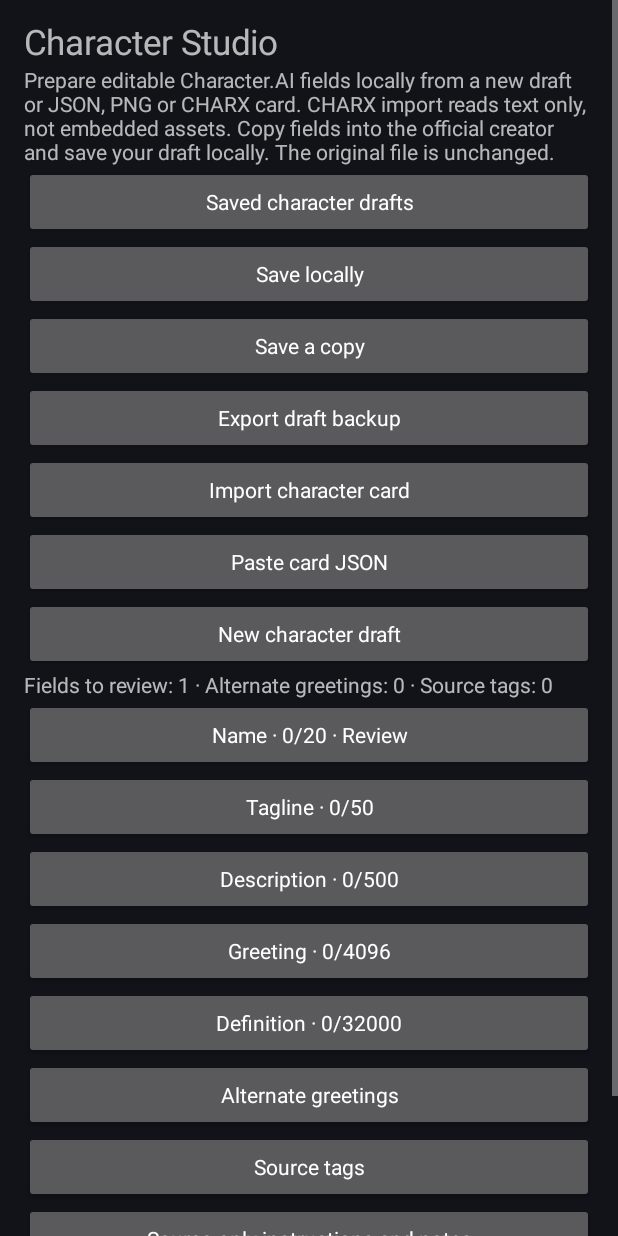
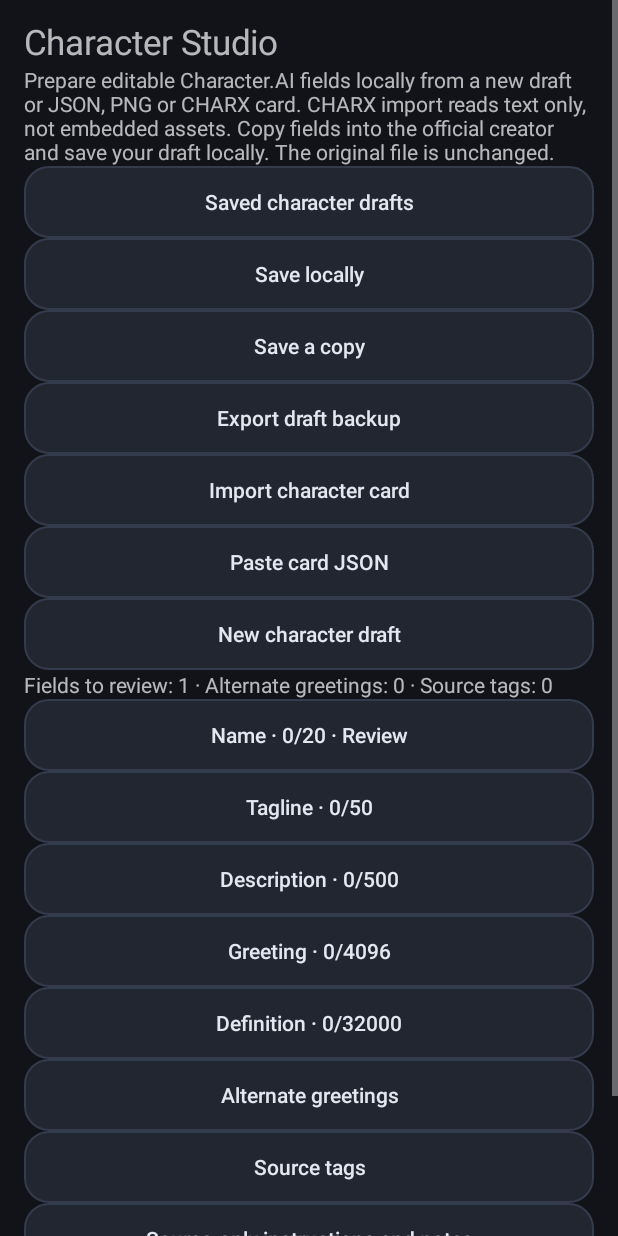
Before and after one commit to ProhorovIlja/Character-Companion, an Android app: the CharacterDraftActivity screen opened directly, with no data from a screen before it, on a phone screen of 412 x 824 dp. Run offline under Robolectric (Android 15) with nearby library versions, the phone set to English and light mode, and no system bars; pictures from the network do not load.

Commit message:
feat(android): unify AMOLED Material-inspired controls and licensed rounded vector assets

```diff
--- a/app/src/main/java/dev/caicompanion/app/BrowserSessionActivity.kt
+++ b/app/src/main/java/dev/caicompanion/app/BrowserSessionActivity.kt
@@ -51,7 +51,7 @@ class BrowserSessionActivity : Activity() {
     private val settingsBackup = SettingsBackup(this)
     private lateinit var store: SettingsStore
     private var destination = BrowserSessionPolicy.HOME
-    private val fg = Color.rgb(228, 231, 240)
+    private val fg get() = ShellAppearance.color(this, R.attr.shellText)
     private val bg get() = ShellAppearance.color(this, R.attr.shellBackground)
 
     override fun onCreate(savedInstanceState: Bundle?) {
--- /dev/null
+++ b/app/src/main/res/color/shell_control_text.xml
@@ -0,0 +1,5 @@
+<?xml version="1.0" encoding="utf-8"?>
+<selector xmlns:android="http://schemas.android.com/apk/res/android">
+    <item android:state_enabled="false" android:color="?attr/shellDisabledText" />
+    <item android:color="?attr/shellText" />
+</selector>
--- a/app/src/main/res/drawable/accent_background.xml
+++ b/app/src/main/res/drawable/accent_background.xml
@@ -1,5 +1,5 @@
 <?xml version="1.0" encoding="utf-8"?>
 <shape xmlns:android="http://schemas.android.com/apk/res/android" android:shape="rectangle">
-    <gradient android:startColor="#A8B8FF" android:endColor="#8798E1" android:angle="0" />
-    <corners android:radius="14dp"/>
+    <solid android:color="?attr/shellAccent" />
+    <corners android:radius="16dp" />
 </shape>
--- a/app/src/main/res/drawable/panel_background.xml
+++ b/app/src/main/res/drawable/panel_background.xml
@@ -1,6 +1,6 @@
 <?xml version="1.0" encoding="utf-8"?>
 <shape xmlns:android="http://schemas.android.com/apk/res/android" android:shape="rectangle">
-    <solid android:color="#191C25"/>
+    <solid android:color="?attr/shellPanel"/>
     <corners android:radius="20dp"/>
-    <stroke android:width="1dp" android:color="#343B4D"/>
+    <stroke android:width="1dp" android:color="?attr/shellOutline"/>
 </shape>
--- a/app/src/main/res/drawable/pill_background.xml
+++ b/app/src/main/res/drawable/pill_background.xml
@@ -1,5 +1,5 @@
 <?xml version="1.0" encoding="utf-8"?>
 <shape xmlns:android="http://schemas.android.com/apk/res/android" android:shape="rectangle">
-    <solid android:color="#252A36"/>
+    <solid android:color="?attr/shellAction"/>
     <corners android:radius="14dp"/>
 </shape>
--- a/app/src/main/res/drawable/settings_action.xml
+++ b/app/src/main/res/drawable/settings_action.xml
@@ -1,11 +1,28 @@
 <?xml version="1.0" encoding="utf-8"?>
-<ripple xmlns:android="http://schemas.android.com/apk/res/android" android:color="#334B587D">
+<ripple xmlns:android="http://schemas.android.com/apk/res/android" android:color="?attr/shellRipple">
     <item>
-        <shape android:shape="rectangle">
-            <solid android:color="?attr/shellAction" />
-            <stroke android:width="1dp" android:color="?attr/shellOutline" />
-            <corners android:radius="13dp" />
-            <padding android:left="12dp" android:top="8dp" android:right="12dp" android:bottom="8dp" />
-        </shape>
+        <selector>
+            <item android:state_enabled="false">
+                <shape android:shape="rectangle">
+                    <solid android:color="?attr/shellDisabledAction" />
+                    <stroke android:width="1dp" android:color="?attr/shellOutline" />
+                    <corners android:radius="16dp" />
+                </shape>
+            </item>
+            <item android:state_focused="true">
+                <shape android:shape="rectangle">
+                    <solid android:color="?attr/shellAction" />
+                    <stroke android:width="2dp" android:color="?attr/shellAccent" />
+                    <corners android:radius="16dp" />
+                </shape>
+            </item>
+            <item>
+                <shape android:shape="rectangle">
+                    <solid android:color="?attr/shellAction" />
+                    <stroke android:width="1dp" android:color="?attr/shellOutline" />
+                    <corners android:radius="16dp" />
+                </shape>
+            </item>
+        </selector>
     </item>
 </ripple>
--- a/app/src/main/res/values/styles.xml
+++ b/app/src/main/res/values/styles.xml
@@ -1,8 +1,19 @@
 <?xml version="1.0" encoding="utf-8"?>
 <resources>
     <style name="AppTheme" parent="android:style/Theme.Material.NoActionBar">
-        <item name="android:fontFamily">sans</item>
+        <item name="android:fontFamily">sans-serif</item>
         <item name="android:colorAccent">#A8B8FF</item>
+        <item name="android:colorBackground">#111319</item>
+        <item name="android:colorBackgroundFloating">#191C25</item>
+        <item name="android:colorControlHighlight">#33A8B8FF</item>
+        <item name="android:buttonStyle">@style/CompanionButton</item>
+        <item name="shellText">#E4E7F0</item>
+        <item name="shellMuted">#ABB2C3</item>
+        <item name="shellAccent">#A8B8FF</item>
+        <item name="shellRipple">#33A8B8FF</item>
+        <item name="shellDisabledText">#818899</item>
+        <item name="shellDisabledAction">#191C25</item>
+        <item name="shellOnAccent">#10172B</item>
         <item name="android:windowLightStatusBar">false</item>
         <item name="android:statusBarColor">#14161D</item>
         <item name="android:navigationBarColor">#14161D</item>
@@ -19,19 +30,36 @@
         <item name="android:statusBarColor">#000000</item>
         <item name="android:navigationBarColor">#000000</item>
         <item name="android:colorBackground">#000000</item>
+        <item name="android:colorBackgroundFloating">#0D0D0D</item>
+        <item name="shellDisabledAction">#0D0D0D</item>
         <item name="shellBackground">#000000</item>
         <item name="shellChrome">#000000</item>
         <item name="shellPanel">#0D0D0D</item>
         <item name="shellAction">#141414</item>
         <item name="shellOutline">#383838</item>
     </style>
+    <style name="CompanionButton" parent="android:style/Widget.Material.Button">
+        <item name="android:background">@drawable/settings_action</item>
+        <item name="android:backgroundTint">@null</item>
+        <item name="android:stateListAnimator">@null</item>
+        <item name="android:minHeight">48dp</item>
+        <item name="android:minWidth">48dp</item>
+        <item name="android:paddingStart">16dp</item>
+        <item name="android:paddingEnd">16dp</item>
+        <item name="android:paddingTop">10dp</item>
+        <item name="android:paddingBottom">10dp</item>
+        <item name="android:fontFamily">sans-serif-medium</item>
+        <item name="android:textSize">14sp</item>
+        <item name="android:textAllCaps">false</item>
+        <item name="android:textColor">@color/shell_control_text</item>
+    </style>
     <style name="NavButton">
         <item name="android:layout_width">48dp</item>
         <item name="android:layout_height">48dp</item>
         <item name="android:gravity">center</item>
-        <item name="android:textColor">#E4E7F0</item>
+        <item name="android:textColor">@color/shell_control_text</item>
         <item name="android:textSize">20sp</item>
-        <item name="android:background">?android:attr/selectableItemBackground</item>
+        <item name="android:background">@drawable/shell_nav_feedback</item>
         <item name="android:layout_marginEnd">0dp</item>
     </style>
     <style name="FooterButton">
@@ -39,13 +67,14 @@
         <item name="android:layout_height">match_parent</item>
         <item name="android:layout_weight">1</item>
         <item name="android:gravity">center</item>
-        <item name="android:textSize">11sp</item>
-        <item name="android:background">?android:attr/selectableItemBackground</item>
+        <item name="android:textSize">12sp</item>
+        <item name="android:fontFamily">sans-serif-medium</item>
+        <item name="android:background">@drawable/shell_nav_feedback</item>
         <item name="android:paddingTop">7dp</item>
         <item name="android:paddingBottom">6dp</item>
         <item name="android:drawablePadding">3dp</item>
         <item name="android:focusable">true</item>
         <item name="android:lineSpacingExtra">2dp</item>
-        <item name="android:textColor">#DDE1EC</item>
+        <item name="android:textColor">@color/shell_control_text</item>
     </style>
 </resources>
```
Also changed, not shown: app/src/main/assets/licenses/material-symbols.txt (added, +211 -0 lines), app/src/main/res/drawable/ic_shell_back.xml (+5 -2 lines), app/src/main/res/drawable/ic_shell_home.xml (+5 -2 lines), app/src/main/res/drawable/ic_shell_mic.xml (+5 -2 lines), app/src/main/res/drawable/ic_shell_more.xml (+5 -2 lines), app/src/main/res/drawable/ic_shell_saved.xml (+5 -2 lines), app/src/main/res/drawable/shell_nav_feedback.xml (added, +9 -0 lines), app/src/main/res/layout/activity_main.xml (+7 -7 lines), app/src/main/res/values/attrs.xml (+7 -0 lines), 3 other files.
